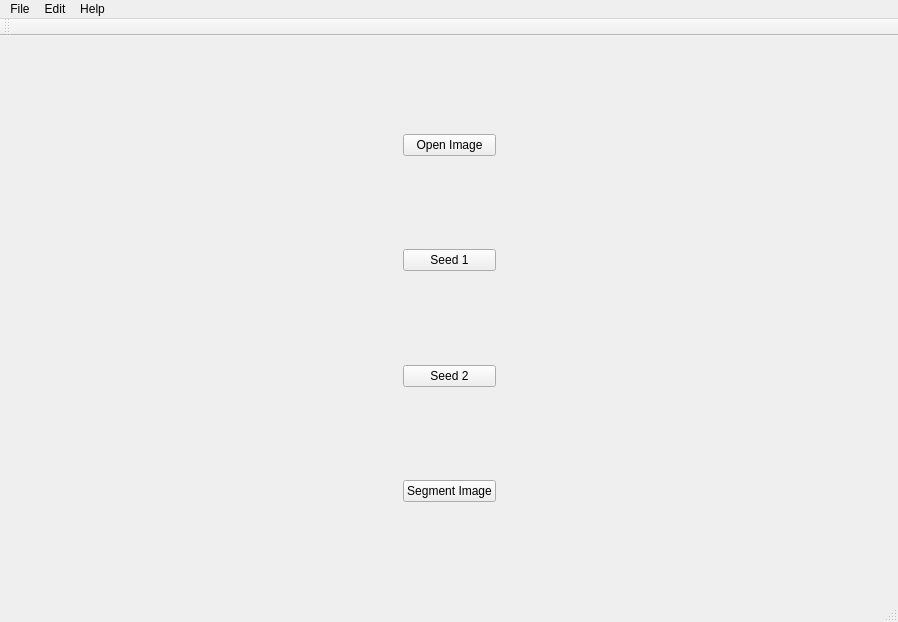
Old version of the form src/gui/mainwindow.ui in the repository joseabernal/SeededImageSegmentationProject.
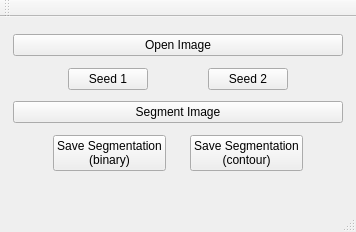
New version of the form.

Patch:
```diff
--- a/src/gui/mainwindow.ui
+++ b/src/gui/mainwindow.ui
@@ -6,15 +6,15 @@
    <rect>
     <x>0</x>
     <y>0</y>
-    <width>898</width>
-    <height>622</height>
+    <width>356</width>
+    <height>232</height>
    </rect>
   </property>
   <property name="windowTitle">
    <string>Seeded Image Segmentation - Daudt &amp; Bernal</string>
   </property>
   <widget class="QWidget" name="centralWidget">
-   <layout class="QHBoxLayout" name="horizontalLayout">
+   <layout class="QHBoxLayout" name="horizontalLayout_3">
     <item>
      <spacer name="horizontalSpacer">
       <property name="orientation">
@@ -22,7 +22,7 @@
       </property>
       <property name="sizeHint" stdset="0">
        <size>
-        <width>368</width>
+        <width>0</width>
         <height>20</height>
        </size>
       </property>
@@ -38,7 +38,7 @@
         <property name="sizeHint" stdset="0">
          <size>
           <width>20</width>
-          <height>40</height>
+          <height>18</height>
          </size>
         </property>
        </spacer>
@@ -58,7 +58,22 @@
         <property name="sizeHint" stdset="0">
          <size>
           <width>20</width>
-          <height>40</height>
+          <height>18</height>
+         </size>
+        </property>
+       </spacer>
+      </item>
+      <item>
+       <layout class="QHBoxLayout" name="horizontalLayout">
+        <item>
+         <spacer name="horizontalSpacer_5">
+          <property name="orientation">
+           <enum>Qt::Horizontal</enum>
+          </property>
+          <property name="sizeHint" stdset="0">
+           <size>
+            <width>40</width>
+            <height>20</height>
          </size>
         </property>
        </spacer>
@@ -71,14 +86,14 @@
        </widget>
       </item>
       <item>
-       <spacer name="verticalSpacer_3">
+         <spacer name="horizontalSpacer_3">
         <property name="orientation">
-         <enum>Qt::Vertical</enum>
+           <enum>Qt::Horizontal</enum>
         </property>
         <property name="sizeHint" stdset="0">
          <size>
-          <width>20</width>
-          <height>40</height>
+            <width>40</width>
+            <height>20</height>
          </size>
         </property>
        </spacer>
@@ -91,6 +106,21 @@
        </widget>
       </item>
       <item>
+         <spacer name="horizontalSpacer_6">
+          <property name="orientation">
+           <enum>Qt::Horizontal</enum>
+          </property>
+          <property name="sizeHint" stdset="0">
+           <size>
+            <width>40</width>
+            <height>20</height>
+           </size>
+          </property>
+         </spacer>
+        </item>
+       </layout>
+      </item>
+      <item>
        <spacer name="verticalSpacer_4">
         <property name="orientation">
          <enum>Qt::Vertical</enum>
@@ -98,7 +128,7 @@
         <property name="sizeHint" stdset="0">
          <size>
           <width>20</width>
-          <height>40</height>
+          <height>18</height>
          </size>
         </property>
        </spacer>
@@ -118,6 +148,78 @@
         <property name="sizeHint" stdset="0">
          <size>
           <width>20</width>
+          <height>18</height>
+         </size>
+        </property>
+       </spacer>
+      </item>
+      <item>
+       <layout class="QHBoxLayout" name="horizontalLayout_2">
+        <item>
+         <spacer name="horizontalSpacer_7">
+          <property name="orientation">
+           <enum>Qt::Horizontal</enum>
+          </property>
+          <property name="sizeHint" stdset="0">
+           <size>
+            <width>40</width>
+            <height>20</height>
+           </size>
+          </property>
+         </spacer>
+        </item>
+        <item>
+         <widget class="QPushButton" name="pushButton_saveBinary">
+          <property name="text">
+           <string>Save Segmentation
+(binary)</string>
+          </property>
+         </widget>
+        </item>
+        <item>
+         <spacer name="horizontalSpacer_4">
+          <property name="orientation">
+           <enum>Qt::Horizontal</enum>
+          </property>
+          <property name="sizeHint" stdset="0">
+           <size>
+            <width>18</width>
+            <height>20</height>
+           </size>
+          </property>
+         </spacer>
+        </item>
+        <item>
+         <widget class="QPushButton" name="pushButton_saveContour">
+          <property name="text">
+           <string>Save Segmentation
+(contour)</string>
+          </property>
+         </widget>
+        </item>
+        <item>
+         <spacer name="horizontalSpacer_8">
+          <property name="orientation">
+           <enum>Qt::Horizontal</enum>
+          </property>
+          <property name="sizeHint" stdset="0">
+           <size>
+            <width>40</width>
+            <height>20</height>
+           </size>
+          </property>
+         </spacer>
+        </item>
+       </layout>
+      </item>
+      <item>
+       <spacer name="verticalSpacer_3">
+        <property name="orientation">
+         <enum>Qt::Vertical</enum>
+        </property>
+        <property name="sizeHint" stdset="0">
+         <size>
+          <width>20</width>
           <height>40</height>
          </size>
         </property>
@@ -132,7 +234,7 @@
       </property>
       <property name="sizeHint" stdset="0">
        <size>
-        <width>367</width>
+        <width>0</width>
         <height>20</height>
        </size>
       </property>
@@ -140,34 +242,6 @@
     </item>
    </layout>
   </widget>
-  <widget class="QMenuBar" name="menuBar">
-   <property name="geometry">
-    <rect>
-     <x>0</x>
-     <y>0</y>
-     <width>898</width>
-     <height>25</height>
-    </rect>
-   </property>
-   <widget class="QMenu" name="menuSeeded_Image_Segmentation_Daudt_Bernal">
-    <property name="title">
-     <string>File</string>
-    </property>
-   </widget>
-   <widget class="QMenu" name="menuEdit">
-    <property name="title">
-     <string>Edit</string>
-    </property>
-   </widget>
-   <widget class="QMenu" name="menuHelp">
-    <property name="title">
-     <string>Help</string>
-    </property>
-   </widget>
-   <addaction name="menuSeeded_Image_Segmentation_Daudt_Bernal"/>
-   <addaction name="menuEdit"/>
-   <addaction name="menuHelp"/>
-  </widget>
   <widget class="QToolBar" name="mainToolBar">
    <attribute name="toolBarArea">
     <enum>TopToolBarArea</enum>
```
Lines whose indentation alone changed are shown as unchanged.
